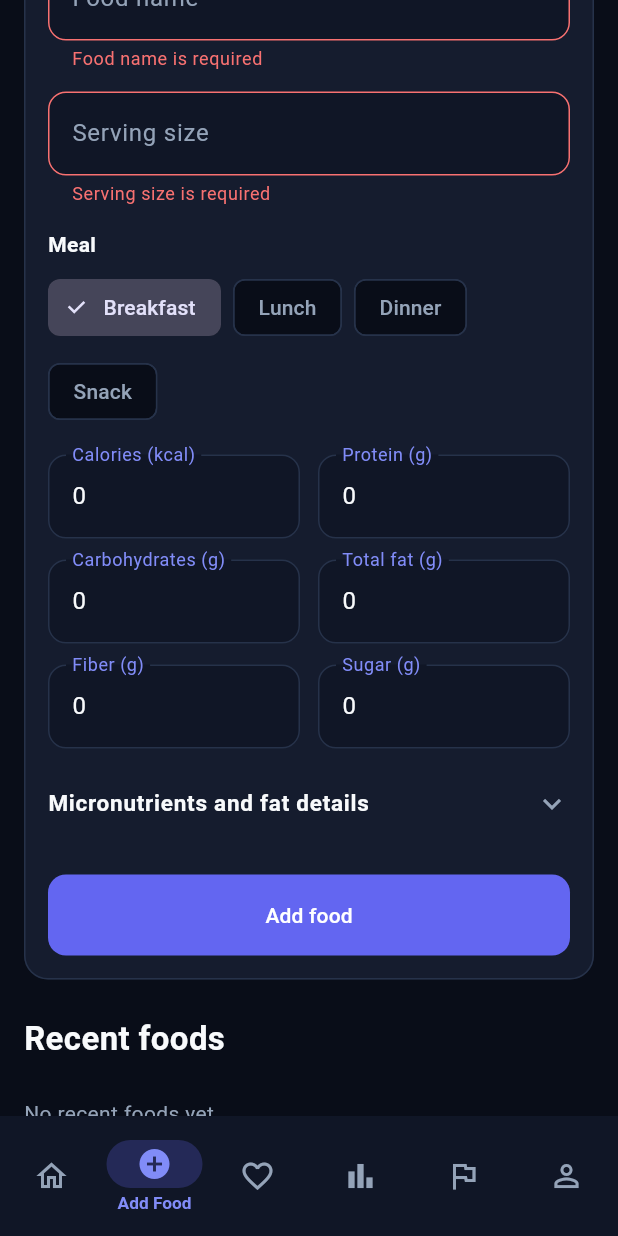
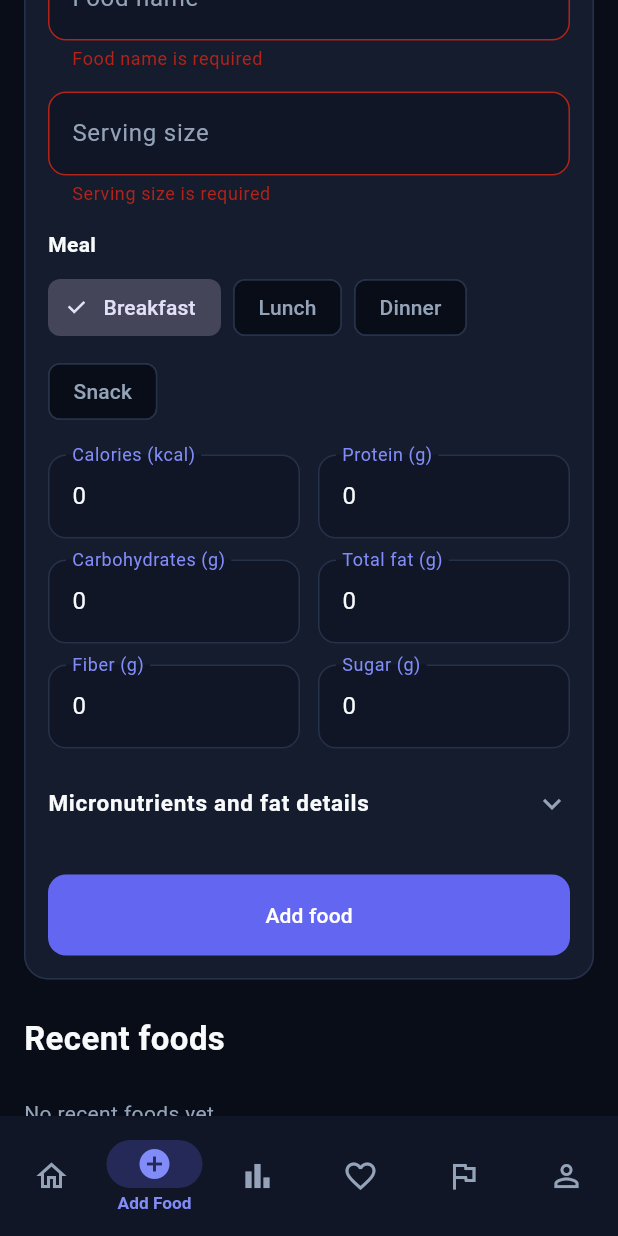
Before and after one commit to amainolfi/Large-Project, a Flutter app: the HomeShell screen opened directly, item 2 of the bottom bar chosen, scrolled down 1057 dp, after a tap on "Add food", on a phone screen of 412 x 824 dp. Run offline on Flutter 3.47's test engine with Material 3 defaults, Android fonts, the phone set to English and light mode, and no system bars; our stand-ins replace dio, flutter_secure_storage; accounts and stored records are empty; network calls fail.

Commit message:
fix app color, manual entry date, tab order

```diff
--- /dev/null
+++ b/app/devtools_options.yaml
@@ -0,0 +1,3 @@
+description: This file stores settings for Dart & Flutter DevTools.
+documentation: https://docs.flutter.dev/tools/devtools/extensions#configure-extension-enablement-states
+extensions:
--- a/app/lib/config/app_theme.dart
+++ b/app/lib/config/app_theme.dart
@@ -13,8 +13,8 @@
   static const primaryText = Color(0xFFF8FAFC);
   static const mutedText = Color(0xFF94A3B8);
   static const success = Color(0xFF4ADE80);
-  static const _warningDark = Color(0xFFFBBF24);
-  static const _warningLight = Color(0xFFB45309);
+  // static const _warningDark = Color(0xFF6366F1);
+  // static const _warningLight = Color(0xFF6366F1);
 
   static const _lightBackground = Color(0xFFF7F8FC);
   static const _lightNavbar = Color(0xFFFFFFFF);
@@ -24,8 +24,9 @@
   static const _lightMuted = Color(0xFF64748B);
   static const _darkPrimaryContainer = Color(0xFF252956);
   static const _lightPrimaryContainer = Color(0xFFE8E9FF);
-  static const _errorDark = Color(0xFFF87171);
-  static const _errorLight = Color(0xFFB42318);
+  // static const _errorDark = Color(0xFFF87171);
+  // static const _errorLight = Color(0xFFB42318);
+  static const errorF = Color(0xFFB42318);
 
   static ThemeData get light => _build(Brightness.light);
   static ThemeData get dark => _build(Brightness.dark);
@@ -40,7 +41,7 @@
           : const Color(0xFF0E7490);
 
   static Color warning(Brightness brightness) =>
-      brightness == Brightness.dark ? _warningDark : _warningLight;
+      brightness == Brightness.dark ? primary : primary;
 
   static ThemeData _build(Brightness brightness) {
     final darkMode = brightness == Brightness.dark;
@@ -59,7 +60,7 @@
       onSecondary: Colors.white,
       tertiary: aiAccent,
       onTertiary: const Color(0xFF083344),
-      error: darkMode ? _errorDark : _errorLight,
+      error: darkMode ? errorF : errorF,
       onError: Colors.white,
       surface: darkMode ? card : _lightCard,
       onSurface: darkMode ? primaryText : _lightText,
--- a/app/lib/screens/home_shell.dart
+++ b/app/lib/screens/home_shell.dart
@@ -23,8 +23,8 @@
   late final List<Widget> _tabs = const [
     DashboardScreen(),
     AddFoodTab(),
+    HistoryScreen(),
     WellnessScreen(),
-    HistoryScreen(),
     GoalsScreen(),
     ProfileScreen(),
   ];
@@ -47,17 +47,17 @@
               selectedIcon: Icon(Icons.add_circle),
               label: 'Add Food'),
           NavigationDestination(
+              icon: Icon(Icons.bar_chart_outlined),
+              selectedIcon: Icon(Icons.bar_chart),
+              label: 'History'),
+          NavigationDestination(
               icon: Icon(Icons.favorite_border),
               selectedIcon: Icon(Icons.favorite),
               label: 'Wellness'),
           NavigationDestination(
-              icon: Icon(Icons.bar_chart_outlined),
-              selectedIcon: Icon(Icons.bar_chart),
-              label: 'History'),
-          NavigationDestination(
               icon: Icon(Icons.flag_outlined),
               selectedIcon: Icon(Icons.flag),
-              label: 'Goals'),
+              label: 'Macros'),
           NavigationDestination(
               icon: Icon(Icons.person_outline),
               selectedIcon: Icon(Icons.person),
--- a/app/lib/widgets/food_entry_form.dart
+++ b/app/lib/widgets/food_entry_form.dart
@@ -24,7 +24,7 @@
   late final TextEditingController _serving;
   late final Map<String, TextEditingController> _nutrition;
   late MealType _meal;
-  late String _dateApi;
+  String? _editDate;
 
   @override
   void initState() {
@@ -49,7 +49,7 @@
       'vitaminD': TextEditingController(text: _number(entry?.vitaminD)),
     };
     _meal = entry?.mealType ?? MealType.breakfast;
-    _dateApi = entry?.date ?? context.read<DashboardProvider>().date;
+    _editDate = entry?.date;
   }
 
   String _number(double? value) {
@@ -95,7 +95,7 @@
       iron: _value('iron'),
       vitaminC: _value('vitaminC'),
       vitaminD: _value('vitaminD'),
-      date: _dateApi,
+      date: _editDate ?? context.read<DashboardProvider>().date,
     );
 
     final foods = context.read<FoodEntryProvider>();
--- a/app/lib/widgets/macro_progress_bar.dart
+++ b/app/lib/widgets/macro_progress_bar.dart
@@ -30,7 +30,7 @@
     final fillFraction = goal > 0 ? (percent / 100).clamp(0.0, 1.0) : 0.0;
     final fillColor = switch ((isLimit, goal > 0 && percent >= 100)) {
       (true, true) => colors.error,
-      (false, true) => AppTheme.success,
+      (false, true) => AppTheme.errorF,
       _ => colors.primary,
     };
 
```
